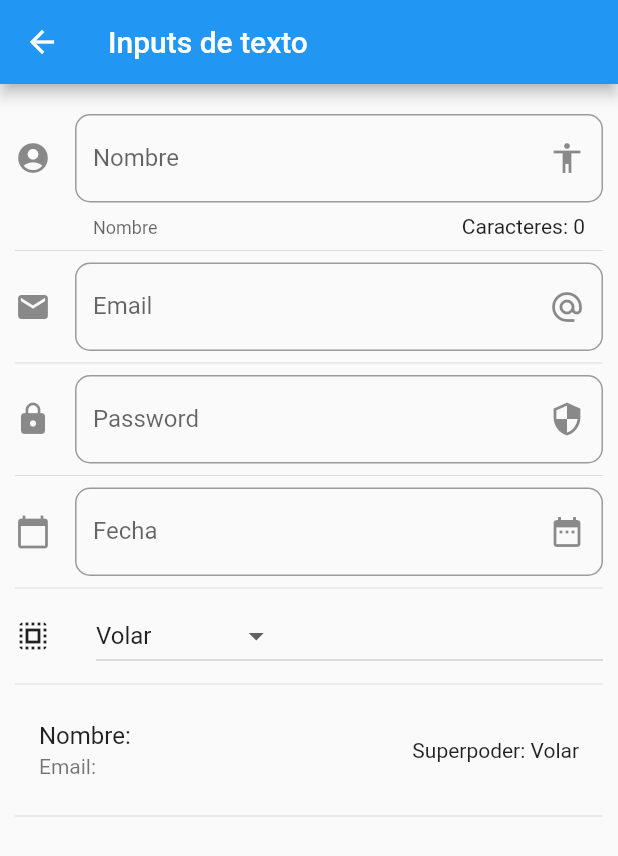
After one commit to pauromeropau/flutter_app, a Flutter app: the screen it shows after launch, after a tap on "Inputs", on a phone screen of 412 x 824 dp. The commit adds this screen. Shown: the top 856 px of the screen. Run offline on Flutter 3.47's test engine with Material 2 defaults, Android fonts, the phone set to English and light mode, and no system bars; network calls fail.

Commit message:
animations, inputs and cards

```diff
--- a/data/menu_opts.json
+++ b/data/menu_opts.json
@@ -15,6 +15,16 @@
             "ruta" : "card",
             "icon" : "folder_open",
             "texto": "Cards - Tarjetas"
+        },
+        {
+            "ruta" : "animatedContainer",
+            "icon" : "donut_large",
+            "texto": "Animated Container"
+        },
+        {
+            "ruta" : "inputs",
+            "icon" : "input",
+            "texto": "Inputs"
         }
     ]
 }
--- a/lib/main.dart
+++ b/lib/main.dart
@@ -1,5 +1,10 @@
 import 'package:flutter/material.dart';
-import 'package:flutter_app/src/pages/home_page.dart';
+import 'package:flutter_app/src/pages/alert_data.dart';
+// import 'package:flutter_app/src/pages/avatar_page.dart';
+// import 'package:flutter_app/src/pages/home_page.dart';
+import 'package:flutter_app/src/pages/routes/routes.dart';
+import 'package:flutter_localizations/flutter_localizations.dart';
+
 
 void main() => runApp(MyApp());
 
@@ -8,8 +13,27 @@ class MyApp extends StatelessWidget {
   Widget build(BuildContext context) {
     return MaterialApp(
       debugShowCheckedModeBanner: false,
+      localizationsDelegates: [
+        GlobalMaterialLocalizations.delegate,
+        GlobalWidgetsLocalizations.delegate,
+        GlobalCupertinoLocalizations.delegate,
+      ],
+      supportedLocales: [
+        const Locale('en'), // English
+
+        const Locale.fromSubtags(
+            languageCode: 'zh'), // Chinese *See Advanced Locales below*
+        // ... other locales the app supports
+      ],
       title: 'Componentes App',
-      home: HomePage(),
+      // home: HomePage(),
+      initialRoute: '/',
+      routes: getApplicationRoutes(),
+      onGenerateRoute: (RouteSettings settings) {
+        // print('ruta llamada: ${settings.name}');
+        return MaterialPageRoute(
+            builder: (BuildContext context) => AlertPage());
+      },
     );
   }
 }
--- a/lib/src/pages/home_page.dart
+++ b/lib/src/pages/home_page.dart
@@ -1,6 +1,6 @@
 import 'package:flutter/material.dart';
 import 'package:flutter_app/providers/menu_provider.dart';
-import 'package:flutter_app/src/pages/alert_data.dart';
+// import 'package:flutter_app/src/pages/alert_data.dart';
 import 'package:flutter_app/utils/icono_string_util.dart';
 
 class HomePage extends StatelessWidget {
@@ -8,7 +8,14 @@ class HomePage extends StatelessWidget {
   Widget build(BuildContext context) {
     return Scaffold(
       appBar: AppBar(
-        title: Text('Componentes'),
+        backgroundColor: Colors.black,
+        title: Text(
+          'Componentes',
+          style: TextStyle(
+            color: Colors.white,
+            fontSize: 20.0,
+          ),
+        ),
       ),
       body: _lista(),
     );
@@ -20,8 +27,6 @@ class HomePage extends StatelessWidget {
       future: menuProvider.cargarData(),
       initialData: [],
       builder: (context, AsyncSnapshot<List<dynamic>> snapshot) {
-        print('builder');
-        print(snapshot.data);
         return ListView(
           children: _listaItems(snapshot.data, context),
         );
@@ -37,10 +42,11 @@ class HomePage extends StatelessWidget {
         leading: getIcon(opt['icon']),
         trailing: Icon(Icons.keyboard_arrow_right, color: Colors.black38),
         onTap: () {
-          final route = MaterialPageRoute(builder: (context) {
-            return AlertPage();
-          });
-          Navigator.push(context, route);
+          Navigator.pushNamed(context, opt['ruta']);
+          // final route = MaterialPageRoute(builder: (context) {
+          //   return AlertPage();
+          // });
+          // Navigator.push(context, route);
         },
       );
       opciones..add(widgetTemp)..add(Divider());
--- /dev/null
+++ b/lib/src/pages/input_page.dart
@@ -0,0 +1,169 @@
+import 'package:flutter/material.dart';
+
+class InputPage extends StatefulWidget {
+  @override
+  _InputPageState createState() => _InputPageState();
+}
+
+class _InputPageState extends State<InputPage> {
+  String _nombre = '';
+  String _email = '';
+  String _password = '';
+  String _fecha = '';
+  String _opcionSeleccionada = 'Volar';
+  List<String> _poderes = ['Volar', 'Rayos X', 'Super Aliento', 'Super Fuerza'];
+  TextEditingController _inputFieldDateController = new TextEditingController();
+
+  @override
+  Widget build(BuildContext context) {
+    return Scaffold(
+      appBar: AppBar(
+        title: Text('Inputs de texto'),
+      ),
+      body: ListView(
+        padding: EdgeInsets.symmetric(horizontal: 10.0, vertical: 20.0),
+        children: <Widget>[
+          _crearInput(),
+          Divider(),
+          _crearEmail(),
+          Divider(),
+          _crearPassword(),
+          Divider(),
+          _crearFecha(context),
+          Divider(),
+          _crearDropdown(),
+          Divider(),
+          _crearPersona(),
+          Divider(),
+        ],
+      ),
+    );
+  }
+
+  Widget _crearInput() {
+    return TextField(
+      // autofocus: true,
+      textCapitalization: TextCapitalization.words,
+      decoration: InputDecoration(
+        border: OutlineInputBorder(borderRadius: BorderRadius.circular(10.0)),
+        counter: Text('Caracteres: ${_nombre.length}'),
+        hintText: 'Nombre',
+        labelText: 'Nombre',
+        helperText: 'Nombre',
+        suffixIcon: Icon(Icons.accessibility),
+        icon: Icon(Icons.account_circle),
+      ),
+      onChanged: (valor) {
+        // print(_nombre);
+        setState(() {
+          _nombre = valor;
+        });
+      },
+    );
+  }
+
+  Widget _crearEmail() {
+    return TextField(
+        keyboardType: TextInputType.emailAddress,
+        decoration: InputDecoration(
+          border: OutlineInputBorder(borderRadius: BorderRadius.circular(10.0)),
+          hintText: 'Email',
+          labelText: 'Email',
+          suffixIcon: Icon(Icons.alternate_email),
+          icon: Icon(Icons.email),
+        ),
+        onChanged: (valor) => setState(() {
+              _email = valor;
+            }));
+  }
+
+  Widget _crearPassword() {
+    return TextField(
+        obscureText: true,
+        decoration: InputDecoration(
+          border: OutlineInputBorder(borderRadius: BorderRadius.circular(10.0)),
+          hintText: 'Password',
+          labelText: 'Password',
+          suffixIcon: Icon(Icons.security),
+          icon: Icon(Icons.lock),
+        ),
+        onChanged: (valor) => setState(() {
+              _password = valor;
+            }));
+  }
+
+  Widget _crearFecha(BuildContext context) {
+    return TextField(
+      enableInteractiveSelection: false,
+      controller: _inputFieldDateController,
+      decoration: InputDecoration(
+        border: OutlineInputBorder(borderRadius: BorderRadius.circular(10.0)),
+        hintText: 'Fecha',
+        labelText: 'Fecha',
+        suffixIcon: Icon(Icons.date_range),
+        icon: Icon(Icons.calendar_today),
+      ),
+      onTap: () {
+        FocusScope.of(context).requestFocus(new FocusNode());
+        _selectDate(context);
+      },
+    );
+  }
+
+  _selectDate(BuildContext context) async {
+    DateTime picked = await showDatePicker(
+        locale: Locale('es', 'ES'),
+        context: context,
+        initialDate: new DateTime.now(),
+        firstDate: new DateTime(2020),
+        lastDate: new DateTime(2025));
+
+    if (picked != null) {
+      setState(() {
+        _fecha = picked.toString();
+        _inputFieldDateController.text = _fecha;
+      });
+    }
+  }
+
+  Widget _crearDropdown() {
+    return Row(
+      children: <Widget>[
+        Icon(Icons.select_all),
+        SizedBox(
+          width: 30.0,
+        ),
+        Expanded(
+          child: DropdownButton(
+            value: _opcionSeleccionada,
+            items: getOpcionesDropdown(),
+            onChanged: (opt) {
+              setState(() {
+                _opcionSeleccionada = opt;
+              });
+            },
+          ),
+        )
+      ],
+    );
+  }
+
+  List<DropdownMenuItem<String>> getOpcionesDropdown() {
+    List<DropdownMenuItem<String>> lista = new List();
+    _poderes.forEach((poder) {
+      lista.add(DropdownMenuItem(
+        child: Text(poder),
+        value: poder,
+      ));
+    });
+    return lista;
+  }
+
+  Widget _crearPersona() {
+    return ListTile(
+      title: Text('Nombre: $_nombre'),
+      subtitle: Text('Email: $_email'),
+      trailing: Text('Superpoder: $_opcionSeleccionada'),
+    );
+  }
+}
--- /dev/null
+++ b/lib/src/pages/routes/routes.dart
@@ -0,0 +1,19 @@
+import 'package:flutter/material.dart';
+
+import '../home_page.dart';
+import '../alert_data.dart';
+import '../avatar_page.dart';
+import '../card_page.dart';
+import '../animated_container.dart';
+import '../input_page.dart';
+
+Map<String, WidgetBuilder> getApplicationRoutes() {
+  return <String, WidgetBuilder>{
+    '/': (BuildContext context) => HomePage(),
+    'alert': (BuildContext context) => AlertPage(),
+    'avatar': (BuildContext context) => AvatarPage(),
+    'card': (BuildContext context) => CardPage(),
+    'animatedContainer': (BuildContext context) => AnimatedContainerPage(),
+    'inputs': (BuildContext context) => InputPage(),
+  };
+}
--- a/lib/utils/icono_string_util.dart
+++ b/lib/utils/icono_string_util.dart
@@ -4,11 +4,13 @@ final _icons = <String, IconData>{
   "add_alert": Icons.add_alert,
   "accessibility": Icons.accessibility,
   "folder_open": Icons.folder_open,
+  "donut_large": Icons.donut_large,
+  "input": Icons.input,
 };
 
 Icon getIcon(String nombreIcono) {
   return Icon(
     _icons[nombreIcono],
-    color: Colors.blue,
+    color: Colors.black38,
   );
 }
--- a/pubspec.yaml
+++ b/pubspec.yaml
@@ -18,6 +18,8 @@ environment:
 
 dependencies:
   flutter:
+    sdk: flutter
+  flutter_localizations:
     sdk: flutter
 
   # The following adds the Cupertino Icons font to your application.
@@ -43,6 +45,7 @@ flutter:
   # To add assets to your application, add an assets section, like this:
   assets:
    - data/menu_opts.json
+   - assets/
   #  - images/a_dot_ham.jpeg
 
   # An image asset can refer to one or more resolution-specific "variants", see
```
Also changed, not shown: lib/src/pages/alert_data.dart (+39 -0 lines), lib/src/pages/animated_container.dart (added, +57 -0 lines), lib/src/pages/avatar_page.dart (+31 -0 lines), lib/src/pages/card_page.dart (added, +111 -0 lines), assets/loading.gif (added), pubspec.lock.
